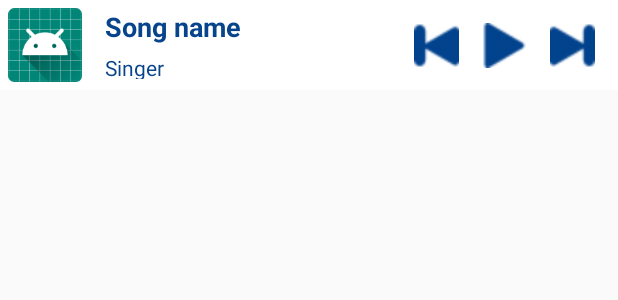
After one commit to awesome-academy/Music_38, an Android app: the layout layout_mini_player.xml on its own in the app's theme, with its tools: preview values and no code run, on a phone screen of 412 x 824 dp. The commit adds this screen. Shown: the top 300 px of the screen. Run offline under Robolectric (Android 15) with nearby library versions, the phone set to English and light mode, and no system bars.

Commit message:
fetch data tracks by genres and display

```diff
--- a/app/build.gradle
+++ b/app/build.gradle
@@ -29,4 +29,5 @@ dependencies {
     androidTestImplementation 'com.android.support.test.espresso:espresso-core:3.0.2'
     implementation 'com.android.support:design:28.0.0'
     implementation 'com.android.support:cardview-v7:28.0.0'
+    implementation 'com.github.bumptech.glide:glide:4.8.0'
 }
--- a/app/src/main/AndroidManifest.xml
+++ b/app/src/main/AndroidManifest.xml
@@ -1,6 +1,8 @@
 <?xml version="1.0" encoding="utf-8"?>
 <manifest xmlns:android="http://schemas.android.com/apk/res/android"
     package="com.framgia.vhlee.musicplus">
+
+    <uses-permission android:name="android.permission.INTERNET" />
 
     <application
         android:allowBackup="true"
--- a/app/src/main/java/com/framgia/vhlee/musicplus/data/source/remote/TrackRemoteDataSource.java
+++ b/app/src/main/java/com/framgia/vhlee/musicplus/data/source/remote/TrackRemoteDataSource.java
@@ -19,6 +19,6 @@ public class TrackRemoteDataSource implements TrackDataSource.Remote {
 
     @Override
     public void getTracks(String api, DataCallback<Track> callback) {
-
+        new LoadTrackAsyncTask(callback).execute(api);
     }
 }
--- a/app/src/main/java/com/framgia/vhlee/musicplus/util/StringUtil.java
+++ b/app/src/main/java/com/framgia/vhlee/musicplus/util/StringUtil.java
@@ -1,4 +1,6 @@
 package com.framgia.vhlee.musicplus.util;
+
+import com.framgia.vhlee.musicplus.BuildConfig;
 
 public class StringUtil {
     public static String append(String... strings) {
@@ -10,7 +12,8 @@ public class StringUtil {
     }
 
     public static String getTrackByGenreApi(String genres) {
-        return StringUtil.append(Constants.ApiConfig.BASE_URL_GENRES, genres);
+        return StringUtil.append(Constants.ApiConfig.BASE_URL_GENRES, genres,
+                Constants.ApiConfig.CLIENT_ID, BuildConfig.CLIENT_ID);
     }
 
     public static String getTrackDetailApi(int trackId) {
--- a/app/src/main/res/layout/item_track.xml
+++ b/app/src/main/res/layout/item_track.xml
@@ -13,6 +13,7 @@
             android:id="@+id/image_track"
             android:layout_width="@dimen/dp_60"
             android:layout_height="@dimen/dp_60"
+            android:padding="@dimen/dp_5"
             android:src="@mipmap/ic_launcher" />
 
         <TextView
--- /dev/null
+++ b/app/src/main/res/layout/layout_mini_player.xml
@@ -0,0 +1,75 @@
+<?xml version="1.0" encoding="utf-8"?>
+<android.support.constraint.ConstraintLayout xmlns:android="http://schemas.android.com/apk/res/android"
+    xmlns:app="http://schemas.android.com/apk/res-auto"
+    android:layout_width="match_parent"
+    android:layout_height="wrap_content"
+    android:background="@color/color_white">
+
+    <ImageView
+        android:id="@+id/image_track"
+        android:layout_width="@dimen/dp_60"
+        android:layout_height="@dimen/dp_60"
+        android:padding="@dimen/dp_5"
+        android:src="@mipmap/ic_launcher" />
+
+    <TextView
+        android:id="@+id/text_song_name"
+        android:layout_width="0dp"
+        android:layout_height="wrap_content"
+        android:layout_marginLeft="@dimen/dp_10"
+        android:paddingTop="@dimen/dp_5"
+        android:singleLine="true"
+        android:text="@string/default_song_name"
+        android:textColor="@color/backgorund_genres"
+        android:textSize="@dimen/dp_18"
+        android:textStyle="bold"
+        app:layout_constraintEnd_toStartOf="@id/image_previous_song"
+        app:layout_constraintStart_toEndOf="@id/image_track"
+        app:layout_constraintTop_toTopOf="parent" />
+
+    <TextView
+        android:id="@+id/text_singer_name"
+        android:layout_width="0dp"
+        android:layout_height="0dp"
+        android:layout_marginLeft="@dimen/dp_10"
+        android:paddingBottom="@dimen/dp_7"
+        android:paddingTop="@dimen/dp_5"
+        android:singleLine="true"
+        android:text="@string/default_singer"
+        android:textColor="@color/backgorund_genres"
+        android:textSize="@dimen/dp_14"
+        app:layout_constraintBottom_toBottomOf="parent"
+        app:layout_constraintEnd_toStartOf="@id/image_previous_song"
+        app:layout_constraintStart_toEndOf="@id/image_track"
+        app:layout_constraintTop_toBottomOf="@id/text_song_name" />
+
+    <ImageView
+        android:id="@+id/image_next_song"
+        android:layout_width="@dimen/dp_30"
+        android:layout_height="@dimen/dp_30"
+        android:layout_marginEnd="@dimen/dp_15"
+        android:src="@drawable/next"
+        app:layout_constraintBottom_toBottomOf="parent"
+        app:layout_constraintEnd_toEndOf="parent"
+        app:layout_constraintTop_toTopOf="parent" />
+
+    <ImageView
+        android:id="@+id/image_play_song"
+        android:layout_width="@dimen/dp_30"
+        android:layout_height="@dimen/dp_30"
+        android:layout_marginRight="@dimen/dp_15"
+        android:src="@drawable/play_button"
+        app:layout_constraintBottom_toBottomOf="parent"
+        app:layout_constraintEnd_toStartOf="@+id/image_next_song"
+        app:layout_constraintTop_toTopOf="parent" />
+
+    <ImageView
+        android:id="@+id/image_previous_song"
+        android:layout_width="@dimen/dp_30"
+        android:layout_height="@dimen/dp_30"
+        android:layout_marginRight="@dimen/dp_15"
+        android:src="@drawable/back"
+        app:layout_constraintBottom_toBottomOf="parent"
+        app:layout_constraintEnd_toStartOf="@+id/image_play_song"
+        app:layout_constraintTop_toTopOf="parent" />
+</android.support.constraint.ConstraintLayout>
```
Also changed, not shown: app/src/main/java/com/framgia/vhlee/musicplus/data/model/Track.java (+4 -4 lines), app/src/main/java/com/framgia/vhlee/musicplus/data/source/remote/LoadTrackAsyncTask.java (added, +49 -0 lines), app/src/main/java/com/framgia/vhlee/musicplus/ui/adapter/TrackAdapter.java (+12 -1 lines), app/src/main/java/com/framgia/vhlee/musicplus/ui/genres/GenresActivity.java (+19 -6 lines), app/src/main/java/com/framgia/vhlee/musicplus/ui/genres/GenresContract.java (added, +17 -0 lines), app/src/main/java/com/framgia/vhlee/musicplus/ui/genres/GenresPresenter.java (added, +32 -0 lines), app/src/main/res/layout/activity_genres.xml (+10 -1 lines), app/src/main/res/drawable/back.png (added), app/src/main/res/drawable/next.png (added), app/src/main/res/drawable/pause.png (added), app/src/main/res/drawable/play_button.png (added).
